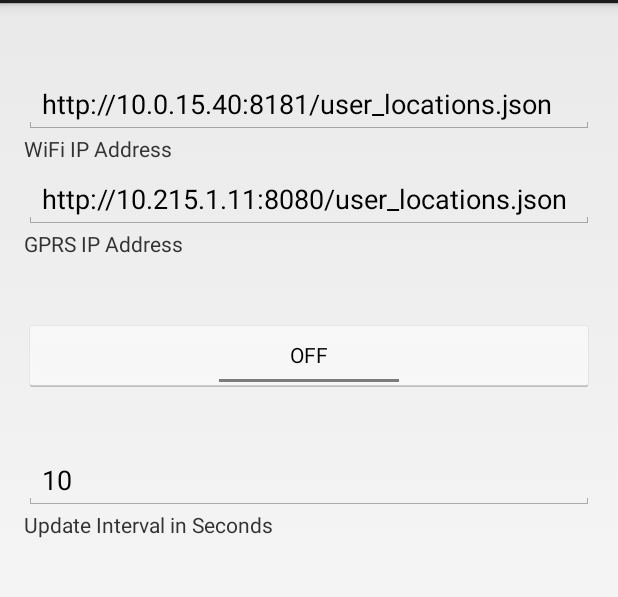
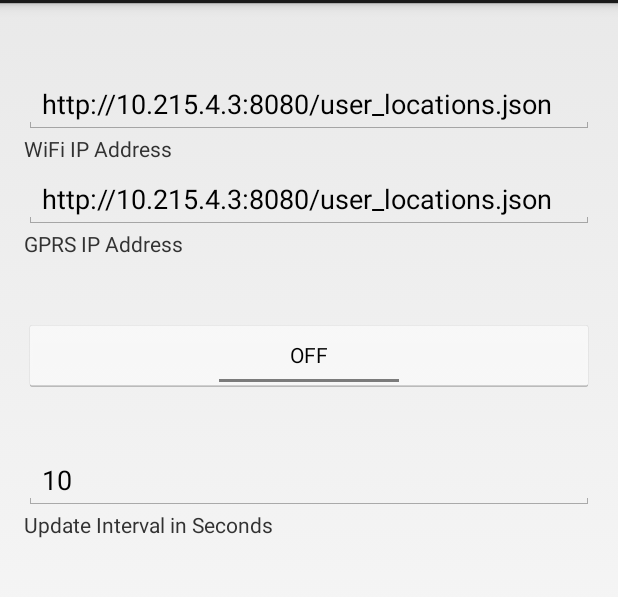
Before and after one commit to ervteng/CellPhoneInfo, an Android app: the screen it shows after launch (CellPhoneInfo), on a phone screen of 412 x 824 dp, the part 69-666 px from its top. Run offline under Robolectric (Android 15) with nearby library versions, the phone set to English and light mode, and no system bars.

Commit message:
Changes to default IP addresses and behavior for JIFX

```diff
--- a/app/src/main/java/com/crossmobile/phonetracker/CellPhoneInfo.java
+++ b/app/src/main/java/com/crossmobile/phonetracker/CellPhoneInfo.java
@@ -77,6 +77,11 @@ public class CellPhoneInfo extends Activity {
                     i.putExtra("DebugOn", isDebugMsg);
                     i.putExtra("updateInterval",Integer.valueOf(updateFrequencyField.getText().toString()));
                     i.putExtra("DynamicOn", isDynamic);
+
+                    // This lets you send to two different addresses depending on what your network connectivity is.
+                    // For JIFX, we just send to one address, always.
+
+                    i.putExtra("SendOnMobile", true);
 		        	startService(i);
                     //Log.d("cellPhoneInfo", Boolean.toString(isServiceRunning("com.crossmobile.phonetracker.GPSTracker")));
 		        	//bindService(i, mConnection, BIND_AUTO_CREATE);
@@ -118,6 +123,7 @@ public class CellPhoneInfo extends Activity {
                     item.setChecked(true);
                 }
                 return super.onOptionsItemSelected(item);
+
             default:
                 return super.onOptionsItemSelected(item);
         }
--- a/app/src/main/java/com/crossmobile/phonetracker/GPSTracker.java
+++ b/app/src/main/java/com/crossmobile/phonetracker/GPSTracker.java
@@ -32,6 +32,9 @@ GooglePlayServicesClient.OnConnectionFailedListener {
 
     // Do we want dynamic location updates?
     boolean isDynamic;
+
+    // Do we want to allow sending on GPRS?
+    boolean sendOnMobile;
 
     InfoJsonSend jsonOutput;
 	String ipAddress, ipAddressMobile;
@@ -68,10 +71,11 @@ GooglePlayServicesClient.OnConnectionFailedListener {
     	ipAddress=intent.getExtras().getString("IP");
     	ipAddressMobile = intent.getExtras().getString("IP_mobile");
         int updateInterval = intent.getExtras().getInt("updateInterval");
-    	jsonOutput = new InfoJsonSend(this, ipAddress, ipAddressMobile);
+    	jsonOutput = new InfoJsonSend(this, ipAddress, ipAddressMobile, sendOnMobile);
         mLocationClient = new LocationClient(this, this, this);
         isDebugMsg = intent.getExtras().getBoolean("DebugOn");
         isDynamic = intent.getExtras().getBoolean("DynamicOn");
+        sendOnMobile = intent.getExtras().getBoolean("SendOnMobile");
         //jsonOutput.postToServer(location);
 
         //mLocationClient.requestLocationUpdates()
--- a/app/src/main/java/com/crossmobile/phonetracker/StartCROSSTracker.java
+++ b/app/src/main/java/com/crossmobile/phonetracker/StartCROSSTracker.java
@@ -20,6 +20,7 @@ public class StartCROSSTracker extends BroadcastReceiver {
             i.putExtra("DebugOn", false);
             i.putExtra("updateInterval",Integer.valueOf(context.getString(R.string.defaultInterval)));
             i.putExtra("DynamicOn", true);
+            i.putExtra("SendOnMobile",true);
             context.startService(i);
         }
     }
--- a/app/src/main/res/values/strings.xml
+++ b/app/src/main/res/values/strings.xml
@@ -4,8 +4,8 @@
     <string name="app_name">CROSS Tracker</string>
     <string name="action_settings">Settings</string>
     <string name="getCellPhoneInfo">Start Logging</string>
-    <string name="defaultGPRSAddress">http://10.215.1.11:8080/user_locations.json</string>
-    <string name="defaultWifiAddress">http://10.0.15.40:8181/user_locations.json</string>
+    <string name="defaultGPRSAddress">http://10.215.4.3:8080/user_locations.json</string>
+    <string name="defaultWifiAddress">http://10.215.4.3:8080/user_locations.json</string>
     <string name="defaultInterval">10</string>
 
 
```
Also changed, not shown: app/src/main/java/com/crossmobile/phonetracker/InfoJsonSend.java (+4 -3 lines).
